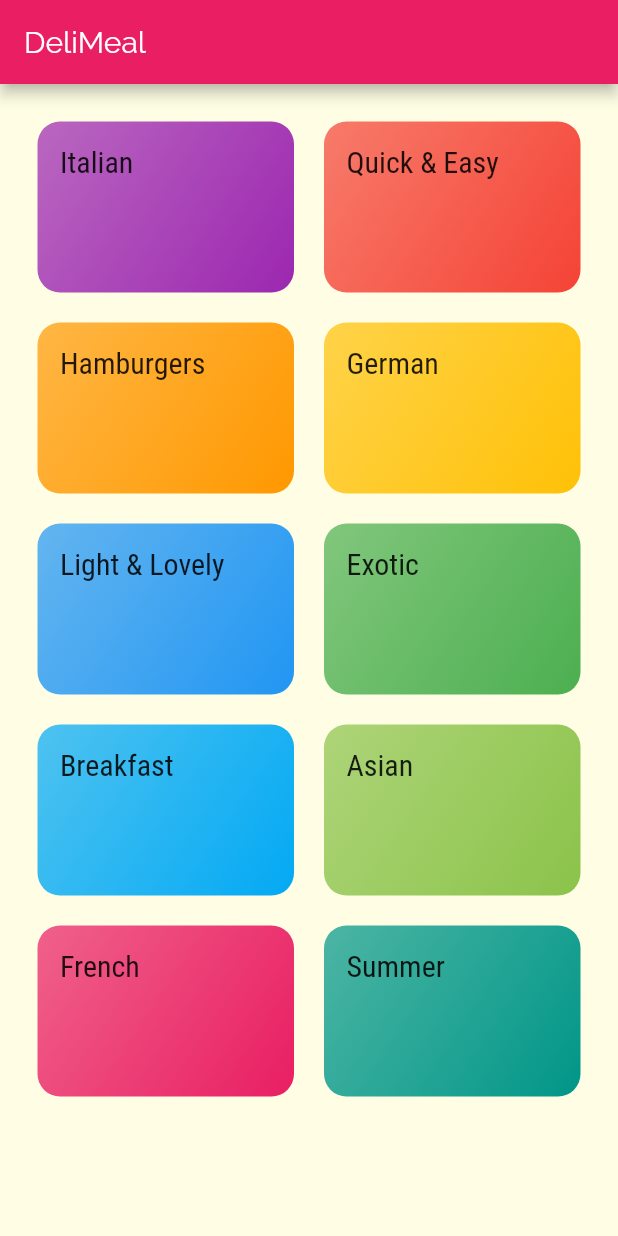
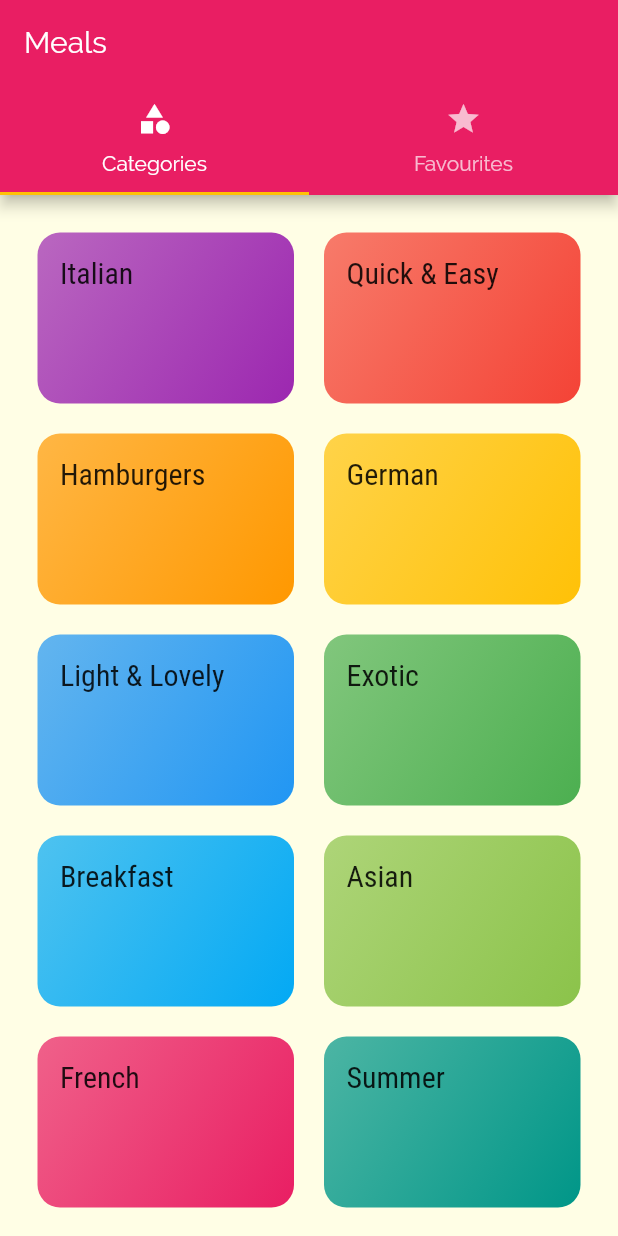
Before and after one commit to prakharmaurya/meal_app, a Flutter app: the screen it shows after launch, on a phone screen of 412 x 824 dp. Run offline on Flutter 3.47's test engine with Material 2 defaults, Android fonts, the phone set to English and light mode, and no system bars.

Commit message:
Add: Upper Tab Added

```diff
--- a/lib/main.dart
+++ b/lib/main.dart
@@ -2,7 +2,7 @@ import 'package:flutter/material.dart';
 
 import './screens/category_meals_screen.dart';
 import './screens/meal_detail_screen.dart';
-import './screens/categories_screen.dart';
+import './screens/tabs_screen.dart';
 
 void main() {
   runApp(MyApp());
@@ -35,7 +35,7 @@ class MyApp extends StatelessWidget {
       // home: CategoriesScreen(),
       initialRoute: '/', //default route is '/'
       routes: {
-        '/': (context) => CategoriesScreen(),
+        '/': (context) => TabsScreen(),
         CategoryMealsScreen.routeName: (context) => CategoryMealsScreen(),
         MealDetailScreen.routeName: (context) => MealDetailScreen(),
       },
--- a/lib/screens/categories_screen.dart
+++ b/lib/screens/categories_screen.dart
@@ -6,11 +6,7 @@ import '../widgets/category_item.dart';
 class CategoriesScreen extends StatelessWidget {
   @override
   Widget build(BuildContext context) {
-    return Scaffold(
-      appBar: AppBar(
-        title: const Text('DeliMeal'),
-      ),
-      body: GridView(
+    return GridView(
       padding: const EdgeInsets.all(25),
       gridDelegate: SliverGridDelegateWithMaxCrossAxisExtent(
         maxCrossAxisExtent: 200,
@@ -21,7 +17,6 @@ class CategoriesScreen extends StatelessWidget {
       children: DUMMY_CATEGORIES.map((e) {
         return CategoryItem(e.id, e.title, e.color);
       }).toList(),
-      ),
     );
   }
 }
--- /dev/null
+++ b/lib/screens/favourite_screen.dart
@@ -0,0 +1,8 @@
+import 'package:flutter/material.dart';
+
+class FavouriteScreen extends StatelessWidget {
+  @override
+  Widget build(BuildContext context) {
+    return Container();
+  }
+}
--- /dev/null
+++ b/lib/screens/tabs_screen.dart
@@ -0,0 +1,45 @@
+import 'package:flutter/material.dart';
+
+import './categories_screen.dart';
+import './favourite_screen.dart';
+
+class TabsScreen extends StatefulWidget {
+  @override
+  _TabsScreenState createState() => _TabsScreenState();
+}
+
+class _TabsScreenState extends State<TabsScreen> {
+  @override
+  Widget build(BuildContext context) {
+    return DefaultTabController(
+      length: 2,
+      child: Scaffold(
+        appBar: AppBar(
+          title: Text('Meals'),
+          bottom: TabBar(
+            tabs: [
+              Tab(
+                icon: Icon(
+                  Icons.category,
+                ),
+                text: 'Categories',
+              ),
+              Tab(
+                icon: Icon(
+                  Icons.star,
+                ),
+                text: 'Favourites',
+              ),
+            ],
+          ),
+        ),
+        body: TabBarView(
+          children: [
+            CategoriesScreen(),
+            FavouriteScreen(),
+          ],
+        ),
+      ),
+    );
+  }
+}
```
Lines whose indentation alone changed are shown as unchanged.
